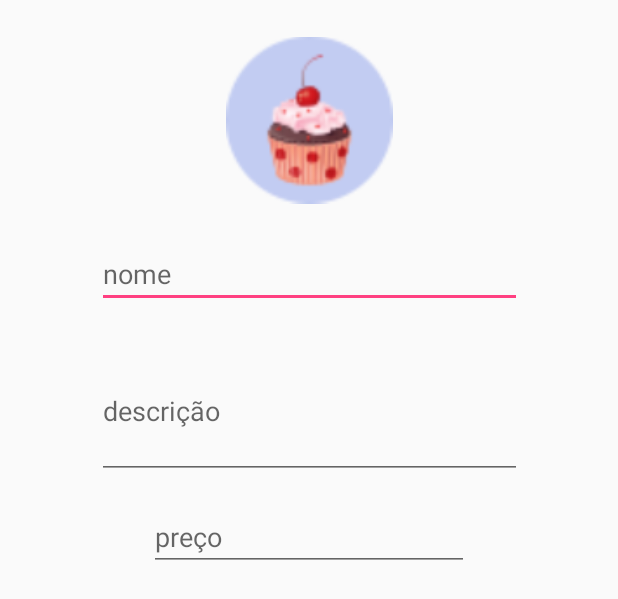
After one commit to arthurmazer/kCbiApp, an Android app: the layout add_food_menu_layout.xml on its own in the app's theme, with its tools: preview values and no code run, on a phone screen of 412 x 824 dp. The commit adds this screen. Shown: the top 599 px of the screen. Run offline under Robolectric (Android 15) with nearby library versions, the phone set to English and light mode, and no system bars.

Commit message:
começando o cardapio

```diff
--- a/app/src/main/java/cupcakes/br/cbi/activities/MainActivity.kt
+++ b/app/src/main/java/cupcakes/br/cbi/activities/MainActivity.kt
@@ -13,10 +13,13 @@ class MainActivity : AppCompatActivity() {
     override fun onCreate(savedInstanceState: Bundle?) {
         super.onCreate(savedInstanceState)
         setContentView(R.layout.activity_main)
-        toast(Constants.DB_NAME)
 
         btnClients.setOnClickListener {
             startActivity<MyClientsActivity>()
         }
+
+        btnMenu.setOnClickListener({
+            startActivity<MyMenuActivity>()
+        })
     }
 }
--- /dev/null
+++ b/app/src/main/res/layout/add_food_menu_layout.xml
@@ -0,0 +1,59 @@
+<?xml version="1.0" encoding="utf-8"?>
+<android.support.constraint.ConstraintLayout
+    xmlns:android="http://schemas.android.com/apk/res/android"
+    xmlns:app="http://schemas.android.com/apk/res-auto"
+    xmlns:tools="http://schemas.android.com/tools"
+    android:layout_width="match_parent"
+    android:layout_height="match_parent">
+
+    <ImageView
+        android:id="@+id/ivFoodAdd"
+        android:layout_width="111dp"
+        android:layout_height="112dp"
+        android:layout_marginEnd="8dp"
+        android:layout_marginStart="8dp"
+        android:layout_marginTop="24dp"
+        app:layout_constraintEnd_toEndOf="parent"
+        app:layout_constraintStart_toStartOf="parent"
+        app:layout_constraintTop_toTopOf="parent"
+        app:srcCompat="@drawable/icon_cherry_cupcake" />
+
+    <EditText
+        android:id="@+id/tvNameFoodAdd"
+        android:layout_width="283dp"
+        android:layout_height="45dp"
+        android:layout_marginEnd="8dp"
+        android:layout_marginStart="8dp"
+        android:hint="nome"
+        android:layout_marginTop="24dp"
+        app:layout_constraintEnd_toEndOf="parent"
+        app:layout_constraintStart_toStartOf="parent"
+        app:layout_constraintTop_toBottomOf="@+id/ivFoodAdd" />
+
+    <EditText
+        android:id="@+id/tvDescriptionFood"
+        android:layout_width="283dp"
+        android:layout_height="90dp"
+        android:layout_marginEnd="8dp"
+        android:layout_marginStart="8dp"
+        android:layout_marginTop="24dp"
+        android:hint="descrição"
+        app:layout_constraintEnd_toEndOf="parent"
+        app:layout_constraintStart_toStartOf="parent"
+        app:layout_constraintTop_toBottomOf="@+id/tvNameFoodAdd" />
+
+    <EditText
+        android:id="@+id/editText2"
+        android:layout_width="wrap_content"
+        android:layout_height="wrap_content"
+        android:layout_marginEnd="8dp"
+        android:layout_marginStart="8dp"
+        android:layout_marginTop="16dp"
+        android:hint="preço"
+        android:ems="10"
+        android:inputType="numberDecimal"
+        app:layout_constraintEnd_toEndOf="parent"
+        app:layout_constraintStart_toStartOf="parent"
+        app:layout_constraintTop_toBottomOf="@+id/tvDescriptionFood" />
+
+</android.support.constraint.ConstraintLayout>
--- a/app/src/main/res/values/strings.xml
+++ b/app/src/main/res/values/strings.xml
@@ -10,6 +10,7 @@
     <string name="option_menu_statistics">Estatísticas</string>
     <string name="option_menu_social_medias">Redes Sociais</string>
     <string name="option_menu_finances">Finanças</string>
+    <string name="option_menu_menu">Cardápio</string>
     <string name="message_intro">Olá, você tem 2 compromissos hoje! Veja aqui quais são</string>
 
     <!-- Clients Screen !-->
@@ -41,4 +42,5 @@
     <string name="save_client_error_message">Erro ao salvar seu cliente, call Tuco</string>
     <string name="delete_client_confirmation">Você tem certeza que deseja deletar este cliente?</string>
     <string name="alert_title_warning">Aviso</string>
+    <string name="title_activity_my_menu">MyMenu</string>
 </resources>
--- a/app/src/main/res/values/styles.xml
+++ b/app/src/main/res/values/styles.xml
@@ -12,7 +12,8 @@
         <item name="windowActionBar">false</item>
         <item name="windowNoTitle">true</item>
     </style>
-    <style name="date_picker_theme" parent="@android:style/Widget.DatePicker"/>
+
+    <style name="date_picker_theme" parent="@android:style/Widget.DatePicker" />
 
     <style name="AppTheme.AppBarOverlay" parent="ThemeOverlay.AppCompat.Dark.ActionBar" />
 
```
Also changed, not shown: app/src/main/AndroidManifest.xml (+7 -3 lines), app/src/main/java/cupcakes/br/cbi/activities/MyMenuActivity.kt (added, +23 -0 lines), app/src/main/java/cupcakes/br/cbi/adapters/MyMenuAdapter.kt (added, +39 -0 lines), app/src/main/java/cupcakes/br/cbi/models/Menu.kt (added, +7 -0 lines), app/src/main/res/layout/activity_main.xml (+10 -0 lines), app/src/main/res/layout/activity_my_menu.xml (added, +33 -0 lines), app/src/main/res/layout/content_menu_food.xml (added, +49 -0 lines), app/src/main/res/layout/content_my_menu.xml (added, +11 -0 lines), app/src/main/res/drawable/icon_cherry_cupcake.png (added), app/src/main/res/drawable/icon_green_cupcake.png (added), app/src/main/res/drawable/icon_pink_cupcake.png (added), app/src/main/res/drawable/icon_white_cupcake.png (added), 1 other file.
